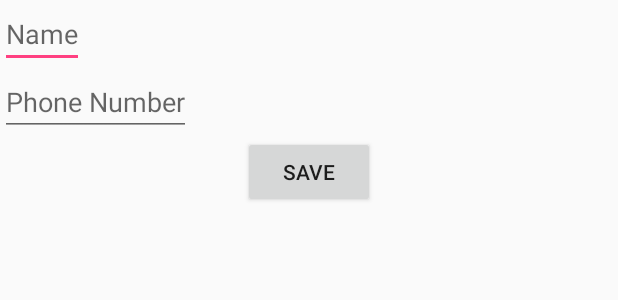
After one commit to iBeket/VezbaAcumenics, an Android app: the layout activity_shared_preference.xml on its own in the app's theme, with its tools: preview values and no code run, on a phone screen of 412 x 824 dp. The commit adds this screen. Shown: the top 300 px of the screen. Run offline under Robolectric (Android 15) with nearby library versions, the phone set to English and light mode, and no system bars.

Commit message:
Shared Preference example

```diff
--- a/app/src/main/AndroidManifest.xml
+++ b/app/src/main/AndroidManifest.xml
@@ -37,7 +37,6 @@
         <activity android:name=".SecondActivity">
             <intent-filter>
                 <action android:name="android.intent.action.MAIN" />
-
                 <category android:name="android.intent.category.LAUNCHER" />
             </intent-filter>
         </activity>
@@ -51,6 +50,7 @@
             android:name=".BlogActivity"
             android:label="BLOG"></activity>
         <activity android:name=".MapsActivity"></activity>
+        <activity android:name=".SharedPrefereceActivity"></activity>
     </application>
 
 </manifest>
--- a/app/src/main/java/com/example/milos/vezba/CustomAdapter2.java
+++ b/app/src/main/java/com/example/milos/vezba/CustomAdapter2.java
@@ -94,7 +94,6 @@ public class CustomAdapter2 extends ArrayAdapter<JasonModel> {
         }
 
 
-
         //Populate the row's layout
         final JasonModel obj = this.obj.get(position);
         if ((position > 0) && (!obj.title.substring(0, 1).equalsIgnoreCase(this.obj.get(position - 1).getTitle().substring(0, 1)))) {
@@ -153,7 +152,7 @@ public class CustomAdapter2 extends ArrayAdapter<JasonModel> {
     }
 
     private void animateView() {
-        scale = new ScaleAnimation((float)1.0, (float)1.0, (float)0.0, (float)1.0);
+        scale = new ScaleAnimation((float) 1.0, (float) 1.0, (float) 0.0, (float) 1.0);
         scale.setFillAfter(true);
         scale.setDuration(300);
     }
--- a/app/src/main/java/com/example/milos/vezba/FragmentClass2.java
+++ b/app/src/main/java/com/example/milos/vezba/FragmentClass2.java
@@ -1,6 +1,4 @@
 package com.example.milos.vezba;
-
-
 
 
 import android.content.Context;
@@ -19,7 +17,6 @@ import android.widget.Button;
 
 import android.widget.Toast;
 import android.widget.VideoView;
-
 
 
 /**
--- a/app/src/main/java/com/example/milos/vezba/ListViewActivity.java
+++ b/app/src/main/java/com/example/milos/vezba/ListViewActivity.java
@@ -56,8 +56,8 @@ public class ListViewActivity extends AppCompatActivity {
                     Toast.makeText(getApplicationContext(), "par", Toast.LENGTH_SHORT).show();
                     Intent intent1 = new Intent(ListViewActivity.this, JasonActivity.class);
                     startActivity(intent1);
-                }else{
-                    Intent intent2 = new Intent(ListViewActivity.this,MapsActivity.class);
+                } else {
+                    Intent intent2 = new Intent(ListViewActivity.this, MapsActivity.class);
                     startActivity(intent2);
                 }
             }
--- a/app/src/main/java/com/example/milos/vezba/SglHelper.java
+++ b/app/src/main/java/com/example/milos/vezba/SglHelper.java
@@ -38,7 +38,7 @@ public class SglHelper extends SQLiteOpenHelper {
 
     @Override
     public void onUpgrade(SQLiteDatabase db, int oldVersion, int newVersion) {
-         // Drop older table if existed
+        // Drop older table if existed
         db.execSQL("DROP TABLE IF EXISTS " + TABLE_CONTACTS);
         // Create tables again
         onCreate(db);
@@ -70,11 +70,11 @@ public class SglHelper extends SQLiteOpenHelper {
         if (cursor.moveToFirst()) {
             do {
                 PhoneBook contactPhone = new PhoneBook();
-               // contactPhone.setID(Integer.parseInt(cursor.getString(0)));
+                // contactPhone.setID(Integer.parseInt(cursor.getString(0)));
                 contactPhone.setName(cursor.getString(0));
                 contactPhone.setPhoneNumber(cursor.getString(1));
 
-                String name = cursor.getString(0) +"\n"+ cursor.getString(1);
+                String name = cursor.getString(0) + "\n" + cursor.getString(1);
                 SqlActivity.ArrayofName.add(name);
                 // Adding contact to list
                 contactList.add(contactPhone);
--- a/app/src/main/java/com/example/milos/vezba/SqlActivity.java
+++ b/app/src/main/java/com/example/milos/vezba/SqlActivity.java
@@ -21,6 +21,7 @@ public class SqlActivity extends AppCompatActivity {
     private SglHelper sglHelper;
     private GridView gridView;
     public static ArrayList<String> ArrayofName = new ArrayList<String>();
+
     @Override
     public void onCreate(Bundle savedInstanceState) {
         super.onCreate(savedInstanceState);
@@ -35,7 +36,7 @@ public class SqlActivity extends AppCompatActivity {
         List<PhoneBook> contacts = sglHelper.getAllContacts();
 
         for (PhoneBook cn : contacts) {
-            String log =" ,Name: " + cn.getName() + " ,Phone: " + cn.getPhoneNumber();
+            String log = " ,Name: " + cn.getName() + " ,Phone: " + cn.getPhoneNumber();
             // Writing Contacts to log
             Log.d("Name: ", log);
 
--- /dev/null
+++ b/app/src/main/res/layout/activity_shared_preference.xml
@@ -0,0 +1,25 @@
+<?xml version="1.0" encoding="utf-8"?>
+<LinearLayout xmlns:android="http://schemas.android.com/apk/res/android"
+    android:layout_width="match_parent"
+    android:layout_height="match_parent"
+    android:orientation="vertical">
+
+    <EditText
+        android:id="@+id/editText_name"
+        android:layout_width="wrap_content"
+        android:layout_height="wrap_content"
+        android:hint="Name" />
+
+    <EditText
+        android:id="@+id/editText_phoneNum"
+        android:layout_width="wrap_content"
+        android:layout_height="wrap_content"
+        android:hint="Phone Number" />
+
+    <Button
+        android:id="@+id/button_save"
+        android:layout_width="wrap_content"
+        android:layout_height="wrap_content"
+        android:layout_gravity="bottom|center"
+        android:text="save" />
+</LinearLayout>
--- a/app/src/main/res/layout/activity_sql.xml
+++ b/app/src/main/res/layout/activity_sql.xml
@@ -1,7 +1,8 @@
 <?xml version="1.0" encoding="utf-8"?>
 <LinearLayout xmlns:android="http://schemas.android.com/apk/res/android"
     android:orientation="vertical" android:layout_width="match_parent"
-    android:layout_height="match_parent">
+    android:layout_height="match_parent"
+    android:weightSum="1">
 
     <GridView android:layout_height="wrap_content"
         android:id="@+id/gridView1"
```
Also changed, not shown: app/src/main/java/com/example/milos/vezba/JasonActivity.java (+8 -8 lines), app/src/main/java/com/example/milos/vezba/PageAdapter.java (+5 -3 lines), app/src/main/java/com/example/milos/vezba/SecondActivity.java (+12 -3 lines), app/src/main/java/com/example/milos/vezba/SharedPreferenceActivity.java (added, +67 -0 lines). Lines whose indentation alone changed are shown as unchanged.
